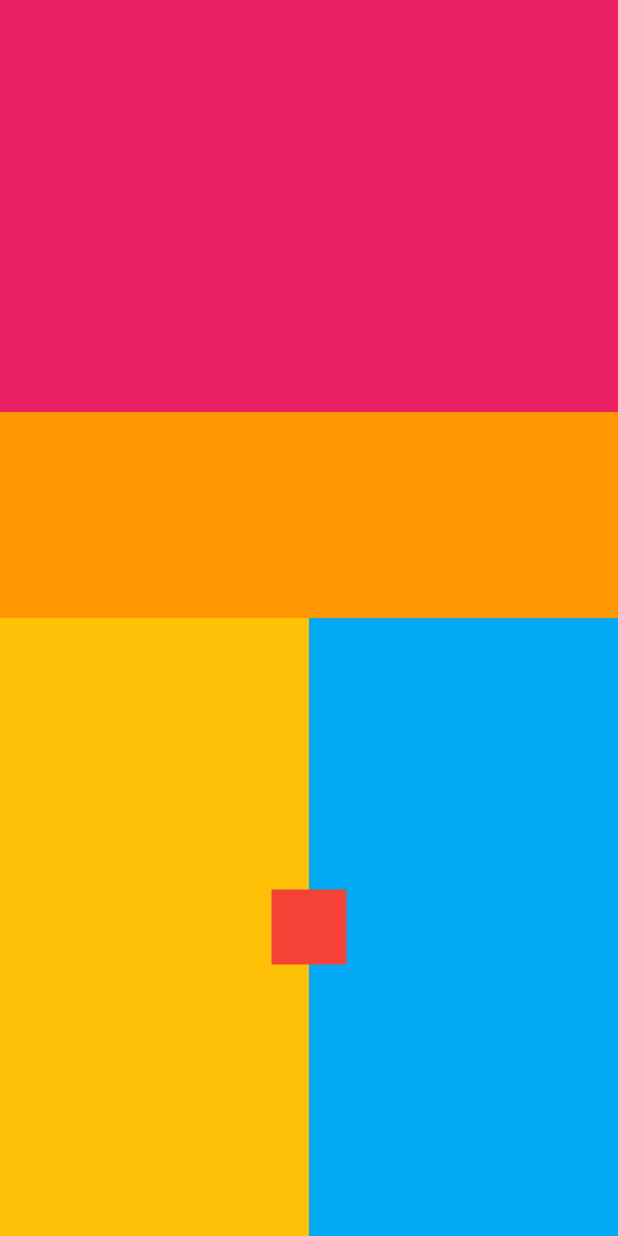
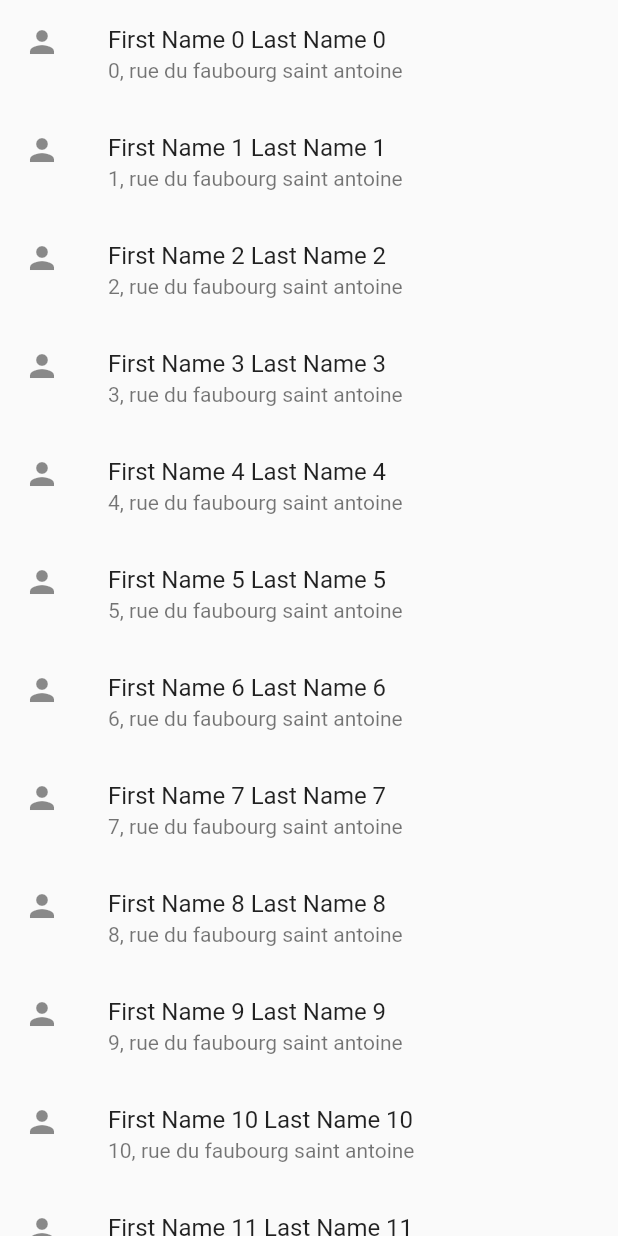
Before and after one commit to roseeDuMatin/flutter_lessons, a Flutter app: the screen it shows after launch, on a phone screen of 412 x 824 dp. Run offline on Flutter 3.47's test engine with Material 2 defaults, Android fonts, the phone set to English and light mode, and no system bars.

Commit message:
Add lesson 5 about lists

```diff
--- a/lib/solution/solution.dart
+++ b/lib/solution/solution.dart
@@ -1,4 +1,6 @@
 import 'package:flutter/material.dart';
+import 'package:flutterlessons/solution/user.dart';
+import 'package:flutterlessons/solution/user_item.dart';
 
 void main() => runApp(MyApp());
 
@@ -21,57 +23,25 @@ class MyApp extends StatelessWidget {
 }
 
 class Home extends StatelessWidget {
+  final List<User> _users = List.generate(100, (int index) {
+    return User(
+      "Last Name $index",
+      "First Name $index",
+      "$index, rue du faubourg saint antoine",
+    );
+  });
+
   @override
   Widget build(BuildContext context) {
-    return Column(
-      children: <Widget>[
-        Expanded(
-          child: Column(
-            children: <Widget>[
-              Expanded(
-                flex: 2,
-                child: Container(
-                  color: Colors.pink,
-                ),
-              ),
-              Expanded(
-                child: Container(
-                  color: Colors.orange,
-                ),
-              ),
-            ],
-          ),
+    return Scaffold(
+      body: SafeArea(
+        child: ListView.builder(
+          itemCount: _users.length,
+          itemBuilder: (BuildContext context, int index) {
+            return UserItem(user: _users[index],);
+          },
         ),
-        Expanded(
-          child: Stack(
-            children: <Widget>[
-              Row(
-                children: <Widget>[
-                  Expanded(
-                    child: Container(
-                      color: Colors.amber,
-                    ),
-                  ),
-                  Expanded(
-                    child: Container(
-                      color: Colors.lightBlue,
-                    ),
-                  ),
-                ],
-              ),
-              Positioned.fill(
-                child: Center(
-                  child: Container(
-                    height: 50,
-                    width: 50,
-                    color: Colors.red,
-                  ),
-                ),
-              ),
-            ],
-          ),
-        ),
-      ],
+      ),
     );
   }
 }
--- /dev/null
+++ b/lib/solution/user.dart
@@ -0,0 +1,7 @@
+class User {
+  final String lastName;
+  final String firstName;
+  final String address;
+
+  User(this.lastName, this.firstName, this.address);
+}
--- /dev/null
+++ b/lib/solution/user_item.dart
@@ -0,0 +1,20 @@
+import 'package:flutter/material.dart';
+import 'package:flutterlessons/solution/user.dart';
+
+class UserItem extends StatelessWidget {
+  final User user;
+
+  const UserItem({
+    Key key,
+    this.user,
+  }) : super(key: key);
+
+  @override
+  Widget build(BuildContext context) {
+    return ListTile(
+      leading: Icon(Icons.person),
+      title: Text("${user.firstName} ${user.lastName}"),
+      subtitle: Text(user.address),
+    );
+  }
+}
```
Also changed, not shown: readme_resources/solution.png, 1 other file.
